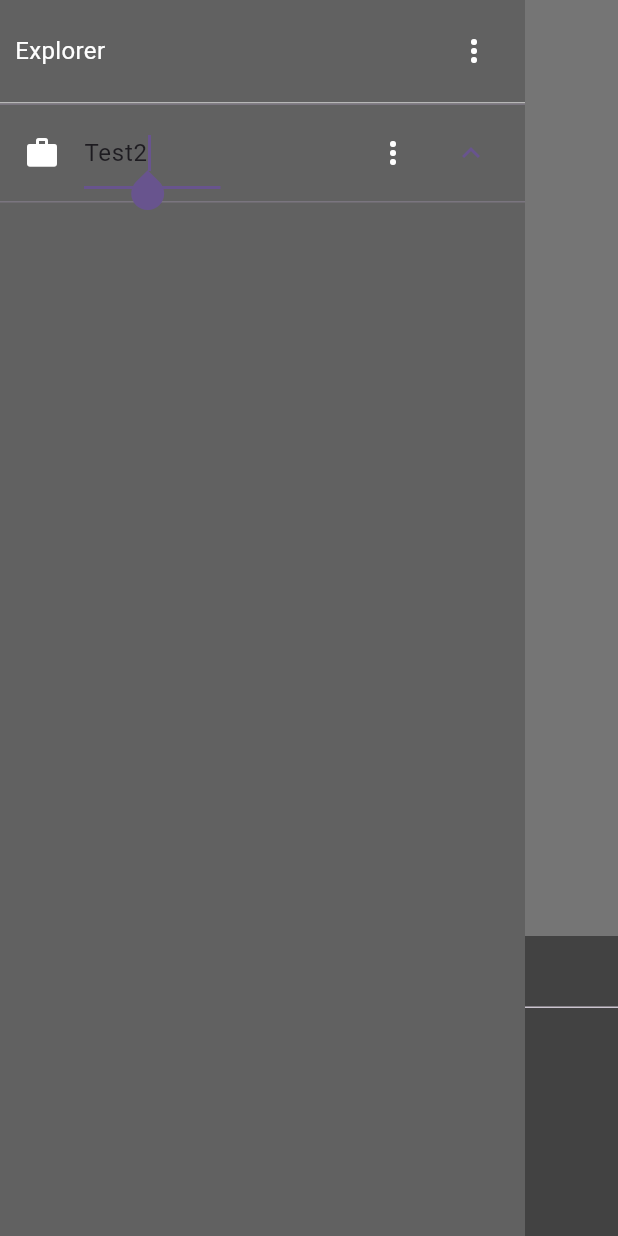
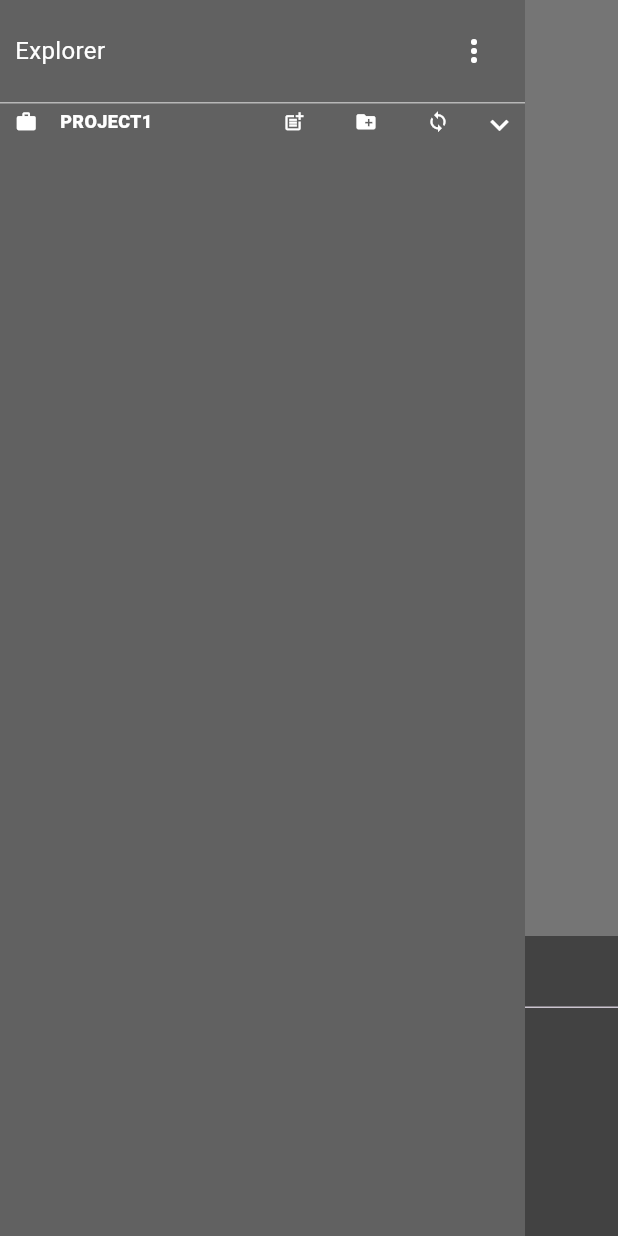
Before and after one commit to kevinramage/knownledga, a Flutter app: the screen it shows after launch, on a phone screen of 412 x 824 dp. Run offline on Flutter 3.47's test engine with Material 3 defaults, Android fonts, the phone set to English and light mode, and no system bars.

Commit message:
feat: refactoring of element model

```diff
--- /dev/null
+++ b/devtools_options.yaml
@@ -0,0 +1,3 @@
+description: This file stores settings for Dart & Flutter DevTools.
+documentation: https://docs.flutter.dev/tools/devtools/extensions#configure-extension-enablement-states
+extensions:
--- a/lib/main.dart
+++ b/lib/main.dart
@@ -18,6 +18,7 @@ class MyApp extends StatelessWidget {
       theme: ThemeData(
         colorScheme: ColorScheme.fromSeed(seedColor: Colors.deepPurple),
         useMaterial3: true,
+        textSelectionTheme: const TextSelectionThemeData(selectionColor: Colors.lightBlue)
       ),
       home: Scaffold(
         body: ApplicationScreen(viewModel: ApplicationViewModel(api: Api()))
--- a/lib/ui/application/view_models/application_viewmodel.dart
+++ b/lib/ui/application/view_models/application_viewmodel.dart
@@ -1,5 +1,3 @@
-import 'dart:math';
-
 import 'package:flutter/material.dart';
 import 'package:knownledga/data/services/api.dart';
 
--- a/lib/ui/application/widgets/application_screen.dart
+++ b/lib/ui/application/widgets/application_screen.dart
@@ -1,7 +1,7 @@
 import 'package:flutter/material.dart';
 import 'package:knownledga/ui/application/view_models/application_viewmodel.dart';
 import 'package:knownledga/ui/content/widgets/content_screen.dart';
-import 'package:knownledga/ui/explorer/view_models/explorer_modelView.dart';
+import 'package:knownledga/ui/explorer/view_models/explorer_viewmodel.dart';
 import 'package:knownledga/ui/explorer/widgets/explorer_screen.dart';
 
 class ApplicationScreen extends StatelessWidget {
@@ -14,7 +14,7 @@ class ApplicationScreen extends StatelessWidget {
   Widget build(BuildContext context) {
     return ListenableBuilder(listenable: _viewModel, builder: (context, child) {
       return Row(children: [
-        ExplorerScreen(explorer: ExplorerModelView(application: _viewModel)),
+        ExplorerScreen(explorer: ExplorerViewModel(application: _viewModel)),
         ContentScreen(api: _viewModel.api)
       ]);
     });
--- /dev/null
+++ b/lib/ui/core/widgets/expansion_element.dart
@@ -0,0 +1,98 @@
+import 'package:flutter/material.dart';
+
+class ExpansionElement extends StatefulWidget {
+
+  final Widget _title;
+  final Icon? _leading;
+  final List<Widget>? _commands;
+  final List<Widget>? _children;
+  final bool? _expanded;
+  final bool? _isExpandable;
+
+  const ExpansionElement({
+    super.key,
+    required Widget title,
+    Icon? leading,
+    List<Widget>? children,
+    List<Widget>? commands,
+    bool? expanded,
+    bool? isExpandable
+  }) : _title = title,
+      _leading = leading,
+      _children = children,
+      _commands = commands,
+      _expanded = expanded,
+      _isExpandable = isExpandable;
+
+  @override
+  State<StatefulWidget> createState() {
+    return _ExpansionElement();
+  }
+}
+
+class _ExpansionElement extends State<ExpansionElement> {
+
+  bool expanded = false;
+
+  @override
+  void initState() {
+    if (widget._expanded != null) {
+      setState(() { expanded = widget._expanded as bool; });
+    }
+    super.initState();
+  }
+
+  @override
+  Widget build(BuildContext context) {
+    return GestureDetector(
+      child: _buildExpansionContent(),
+      onTap: () {
+        setState(() { expanded = !expanded; });
+      },
+    );
+  }
+
+  Widget _buildExpansionContent() {
+    List<Widget> widgets = [ SizedBox(
+      height: 22,
+      child: Padding(
+        padding: const EdgeInsets.only(top: 2, left: 10),
+        child: _buildExpansionTitle(),
+      )
+    )];
+    if (expanded) {
+      if (widget._children != null) {
+        widgets.addAll(widget._children as List<Widget>);
+      } else {
+        widgets.add(const SizedBox(height: 20));
+      }
+      widgets.add(const Divider());
+    }
+    return Column(children: widgets);
+  }
+
+  Widget _buildExpansionTitle() {
+    List<Widget> widgets = [];
+    if (widget._leading != null) {
+      widgets.add(Padding(padding: const EdgeInsets.only(right: 15), child: widget._leading));
+    }
+    widgets.add(widget._title);
+    widgets.add(const Expanded(child: Text("")));
+    if (widget._commands != null) {
+      widgets.addAll(widget._commands as List<Widget>);
+    }
+    if (widget._isExpandable == null || widget._isExpandable == true) {
+      widgets.add(Padding(padding: const EdgeInsets.only(left: 5, right: 5), child: _buildExpansionIcon()));
+    }
+
+    return Row(children: widgets);
+  }
+
+  Widget _buildExpansionIcon() {
+    if (expanded) {
+      return const Icon(Icons.expand_less, color: Colors.white);
+    } else {
+      return const Icon(Icons.expand_more, color: Colors.white);
+    }
+  }
+}
--- a/lib/ui/dialog/view_models/create_project_viewmodel.dart
+++ b/lib/ui/dialog/view_models/create_project_viewmodel.dart
@@ -1,22 +1,28 @@
 import 'package:flutter/material.dart';
 import 'package:knownledga/data/repositories/explorer/project.dart';
 import 'package:knownledga/ui/application/view_models/application_viewmodel.dart';
+import 'package:knownledga/ui/explorer/view_models/project_viewmodel.dart';
 
 class CreateProjectViewModel extends ChangeNotifier {
   final ApplicationViewModel _applicationViewModel;
 
-  String _projectName = "Project 1";
+  String _projectName = "Project1";
   String _projectLocation = "";
   ProjectType _projectType = ProjectType.localProject;
   String _applicationHome = "";
   String _gitUrl = "";
   String _gitUsername = "";
   String _gitPassword = "";
-  bool _isValidProjectName = false;
+  bool _isValidProjectName = true;
   bool _isValidProjectLocation = false;
 
   CreateProjectViewModel({required ApplicationViewModel application}) : _applicationViewModel = application {
     applicationHome = application.homeDirectory;
+  }
+
+  ProjectViewModel toProjectViewModel(ApplicationViewModel applicationViewModel) {
+    final Project project = Project(name: projectName);
+    return ProjectViewModel(applicationViewModel: applicationViewModel, project: project);
   }
 
   String get projectName {
--- /dev/null
+++ b/lib/ui/explorer/view_models/element_viewmodel.dart
@@ -0,0 +1,42 @@
+import 'package:flutter/material.dart';
+import 'package:knownledga/data/repositories/explorer/project_element.dart';
+import 'package:knownledga/ui/explorer/view_models/project_viewmodel.dart';
+
+class ElementViewModel with ChangeNotifier {
+  final ProjectViewModel _projectViewModel;
+  final ProjectElement _element;
+  bool isBuilt = false;
+  bool _isRenaming = false;
+
+  ElementViewModel({required ProjectViewModel projectViewModel, required ProjectElement element}) :
+    _projectViewModel = projectViewModel,
+    _element = element;
+
+  Future<void> renameElement(String newName) async {
+    await Future.delayed(const Duration(seconds: 1));
+    _element.name = newName;
+    _isRenaming = false;
+    notifyListeners();
+  }
+
+  cancelRenaming() {
+    _isRenaming = false;
+    notifyListeners();
+  }
+
+  ProjectViewModel get projectViewModel {
+    return _projectViewModel;
+  }
+
+  String get elementName {
+    return _element.name;
+  }
+
+  bool get isRenaming {
+    return _isRenaming;
+  }
+  set isRenaming(bool value) {
+    _isRenaming = value;
+    notifyListeners();
+  }
+}
--- a/lib/ui/explorer/view_models/explorer_modelview.dart
+++ /dev/null
@@ -1,29 +0,0 @@
-import 'package:flutter/material.dart';
-import 'package:knownledga/data/repositories/explorer/project.dart';
-import 'package:knownledga/data/services/api.dart';
-import 'package:knownledga/ui/application/view_models/application_viewmodel.dart';
-
-class ExplorerModelView with ChangeNotifier {
-  final ApplicationViewModel _application;
-  final List<Project> _projects = [];
-
-  ExplorerModelView({required ApplicationViewModel application}) : _application = application;
-
-  void addProject(Project project) {
-    if (project.name != "") {
-      _projects.add(project);
-      notifyListeners();
-    }
-  }
-
-
-  Api get api {
-    return _application.api;
-  }
-  ApplicationViewModel get applicationViewModel {
-    return _application;
-  }
-  List<Project> get projects {
-    return _projects;
-  }
-}
--- /dev/null
+++ b/lib/ui/explorer/view_models/explorer_viewmodel.dart
@@ -0,0 +1,45 @@
+import 'package:flutter/material.dart';
+import 'package:knownledga/data/repositories/explorer/project.dart';
+import 'package:knownledga/data/repositories/explorer/project_element.dart';
+import 'package:knownledga/data/services/api.dart';
+import 'package:knownledga/ui/application/view_models/application_viewmodel.dart';
+import 'package:knownledga/ui/explorer/view_models/element_viewmodel.dart';
+import 'package:knownledga/ui/explorer/view_models/project_viewmodel.dart';
+
+class ExplorerViewModel with ChangeNotifier {
+  final ApplicationViewModel _application;
+  List<ProjectViewModel> _projects = [];
+
+  ExplorerViewModel({required ApplicationViewModel application}) : _application = application;
+
+  void addProject(ProjectViewModel projectViewModel) {
+    if (projectViewModel.project.name != "") {
+      _projects.add(projectViewModel);
+      notifyListeners();
+    }
+  }
+
+  void loadProjects() async {
+    await Future.delayed(const Duration(seconds: 2));
+    Project project = Project(name: "Project1");
+    ProjectViewModel projectViewModel = ProjectViewModel(applicationViewModel: _application, project: project);
+    ProjectElement elt1 = ProjectElement(type: ProjectElement.typeFile, name: "Element1.md", project: project);
+    ProjectElement elt2 = ProjectElement(type: ProjectElement.typeFile, name: "Element2.md", project: project);
+    ElementViewModel elt1ViewModel = ElementViewModel(projectViewModel: projectViewModel, element: elt1);
+    ElementViewModel elt2ViewModel = ElementViewModel(projectViewModel: projectViewModel, element: elt2);
+    projectViewModel.addElement(elt1ViewModel);
+    projectViewModel.addElement(elt2ViewModel);
+    _projects = [ projectViewModel ];
+    notifyListeners();
+  }
+
+  Api get api {
+    return _application.api;
+  }
+  ApplicationViewModel get applicationViewModel {
+    return _application;
+  }
+  List<ProjectViewModel> get projects {
+    return _projects;
+  }
+}
--- /dev/null
+++ b/lib/ui/explorer/view_models/project_viewmodel.dart
@@ -0,0 +1,68 @@
+import 'package:flutter/material.dart';
+import 'package:knownledga/data/repositories/explorer/project.dart';
+import 'package:knownledga/data/repositories/explorer/project_element.dart';
+import 'package:knownledga/data/services/api.dart';
+import 'package:knownledga/ui/application/view_models/application_viewmodel.dart';
+import 'package:knownledga/ui/explorer/view_models/element_viewmodel.dart';
+
+class ProjectViewModel with ChangeNotifier {
+  final ApplicationViewModel _applicationViewModel;
+  final Project _project;
+  bool _projectExpanded = false;
+  List<ElementViewModel> _projectElements = [];
+  ElementViewModel? _buildingElement;
+
+
+  ProjectViewModel({ required ApplicationViewModel applicationViewModel, required Project project}) :
+    _applicationViewModel = applicationViewModel,
+    _project = project;
+
+  addBuildingElement() {
+    //final element = ProjectElement(type: ProjectElement.typeFile, name: "Element1", project: _project);
+    //_buildingElement = ElementViewModel(projectViewModel: this, element: element);
+    //_buildingElement!.isBuilt = true;
+    final element = ProjectElement(type: ProjectElement.typeFile, name: "Element1.md", project: _project);
+    final elementViewModel = ElementViewModel(projectViewModel: this, element: element);
+    _projectElements.add(elementViewModel);
+    _projectExpanded = true;
+    notifyListeners();
+  }
+  Future<void> addElement(ElementViewModel element) async {
+    await Future.delayed(const Duration(seconds: 1));
+    _projectElements.add(element);
+    _projectExpanded = true;
+    notifyListeners();
+  }
+  Future<void> deleteElement(ElementViewModel element) async {
+    await Future.delayed(const Duration(seconds: 1));
+    _projectElements = _projectElements.where((e) => e != element).toList();
+    notifyListeners();
+  }
+  void addDirectory(ElementViewModel element) {
+    _projectElements.add(element);
+  }
+
+  Project get project {
+    return _project;
+  }
+
+  Api get api {
+    return _applicationViewModel.api;
+  }
+
+  List<ElementViewModel> get elements {
+    return _projectElements;
+  }
+
+  ElementViewModel? get builtElement {
+    return _buildingElement;
+  }
+
+  bool get projectExpanded {
+    return _projectExpanded;
+  }
+  set projectExpanded(bool value) {
+    _projectExpanded = value;
+    notifyListeners();
+  }
+}
--- a/lib/ui/explorer/widgets/explorer_screen.dart
+++ b/lib/ui/explorer/widgets/explorer_screen.dart
@@ -1,14 +1,13 @@
 import 'package:flutter/material.dart';
-import 'package:knownledga/data/repositories/explorer/project.dart';
 import 'package:knownledga/ui/dialog/widgets/create_project_screen.dart';
-import 'package:knownledga/ui/explorer/view_models/explorer_modelView.dart';
+import 'package:knownledga/ui/explorer/view_models/explorer_viewmodel.dart';
 import 'package:knownledga/ui/explorer/widgets/project_screen.dart';
 
 class ExplorerScreen extends StatefulWidget {
 
-  final ExplorerModelView _modelView;
+  final ExplorerViewModel _modelView;
 
-  const ExplorerScreen({super.key, required ExplorerModelView explorer}) : _modelView = explorer;
+  const ExplorerScreen({super.key, required ExplorerViewModel explorer}) : _modelView = explorer;
 
   @override
   State<StatefulWidget> createState() {
@@ -21,18 +20,7 @@ class _ExplorerScreen extends State<ExplorerScreen> {
   @override
   void initState() {
     super.initState();
-    final pj = Project(name: "Test2");
-    widget._modelView.addProject(pj);
-    //widget._explorerModelView.getApi();
-    //widget._explorerModelView.getApi().project.registerGetProjects(() { return _model.projects; });
-    //widget.api.project.registerSetProjects((pjs) { setState(() { _model.projects = pjs; }); });
-
-    // Load project
-    /*
-    widget.api.project.loadProjects().then((pjs) {
-      setState(() { _model.projects = pjs; });
-    });
-    */
+    widget._modelView.loadProjects();
   }
 
   @override
@@ -57,8 +45,7 @@ class _ExplorerScreen extends State<ExplorerScreen> {
           PopupMenuItem(child: const Text("Create new project"), onTap: () async {
             final applicationViewModel = widget._modelView.applicationViewModel;
             final projectViewModel = await DialogCreateProjectScreen().show(context, applicationViewModel);
-            final project = Project(name: projectViewModel.projectName);
-            widget._modelView.addProject(project);
+            widget._modelView.addProject(projectViewModel);
           })
       ];
     });
@@ -66,7 +53,7 @@ class _ExplorerScreen extends State<ExplorerScreen> {
 
   Widget _buildProjects() {
     return Expanded(child: ListView(children: widget._modelView.projects.map((p) {
-      return ProjectExplorerScreen(api: widget._modelView.api, project: p);
+      return ProjectExplorerScreen(projectViewModel: p);
     }).toList()));
   }
 }
--- a/lib/ui/explorer/widgets/project_screen.dart
+++ b/lib/ui/explorer/widgets/project_screen.dart
@@ -1,13 +1,15 @@
 import 'package:flutter/material.dart';
 import 'package:knownledga/data/repositories/explorer/project.dart';
+import 'package:knownledga/ui/core/widgets/expansion_element.dart';
+import 'package:knownledga/ui/explorer/view_models/element_viewmodel.dart';
+import 'package:knownledga/ui/explorer/view_models/project_viewmodel.dart';
 import 'package:knownledga/ui/explorer/widgets/element_screen.dart';
-import 'package:knownledga/data/services/api.dart';
 
 class ProjectExplorerScreen extends StatefulWidget {
-  final Project project;
-  final Api api;
+  final ProjectViewModel _modelView;
 
-  const ProjectExplorerScreen({super.key, required this.api, required this.project});
+  const ProjectExplorerScreen({super.key, required ProjectViewModel projectViewModel}):
+    _modelView = projectViewModel;
 
   @override
   State<StatefulWidget> createState() {
@@ -17,48 +19,74 @@ class ProjectExplorerScreen extends StatefulWidget {
 
 class _ProjectExplorerScreen extends State<ProjectExplorerScreen> {
 
-  String renameProjectName = "";
-
   @override
-  void initState() {
-    renameProjectName = widget.project.name;
-    super.initState();
+  Widget build(BuildContext context) {
+    return ListenableBuilder(listenable: widget._modelView, builder: (context, builder) {
+      return ExpansionElement(
+        leading: _buildProjectType(),
+        title: _buildProjectName(),
+        expanded: widget._modelView.projectExpanded,
+        commands: [
+          _buildAddElementBtn(),
+          _buildAddFolderBtn(),
+          _buildSyncBtn()
+        ],
+        children: [
+          Padding(padding: const EdgeInsets.only(top: 10, left: 20), child: Column(children: _buildChildren()))
+        ],
+      );
+    });
   }
 
-  @override
-  Widget build(BuildContext context) {
-    Widget eltWidget = Text(widget.project.name, style: const TextStyle(color: Colors.white, decoration: TextDecoration.none));
-    if (widget.project.isCreating) {
-      eltWidget = Expanded(child: TextField(autofocus: true, controller: TextEditingController(text: renameProjectName)));
+  Widget _buildProjectName() {
+    return Text(widget._modelView.project.name.toUpperCase(), style: const TextStyle(
+      color: Colors.white,
+      fontWeight: FontWeight.w800,
+      fontSize: 12,
+      decoration: TextDecoration.none
+    ));
+  }
+
+  Icon _buildProjectType() {
+    if (widget._modelView.project.type == ProjectType.gitProject) {
+      return const Icon(Icons.explore, size: 15, color: Colors.white);
+    } else {
+      return const Icon(Icons.work, size: 15, color: Colors.white);
     }
-    return ExpansionTile(
-      leading: const Icon(Icons.work, color: Colors.white),
-      initiallyExpanded: true,
-      title: Row(children: [
-        eltWidget,
-        const Expanded(child: Text("")),
-        PopupMenuButton(iconColor: Colors.white, itemBuilder: (BuildContext context) {
-          return <PopupMenuEntry>[
-            const PopupMenuItem(enabled: false, child: Text("Rename project")),
-            const PopupMenuItem(enabled: false, child: Text("Configure project")),
-            PopupMenuItem(child: const Text("Delete project"), onTap:(){
-              widget.api.project.deleteProject(widget.project.name);
-            }),
-            const PopupMenuDivider(),
-            PopupMenuItem(child: const Text("Create folder"), onTap: () {
-              final folderName = widget.api.project.getValidFolderName(widget.project);
-              widget.api.project.createFolder(widget.project, folderName);
-            }),
-            PopupMenuItem(child: const Text("Create file"), onTap: () {
-              final eltName = widget.api.project.getValidElementName(widget.project);
-              widget.api.project.createFile(widget.project, eltName);
-            }),
+  }
 
-          ];
-        })
-      ]),
-      collapsedIconColor: Colors.white,
-      children: widget.project.elements.map((e) { return ElementExplorerScreen(api: widget.api, project: widget.project, element: e); }).toList(),
+  Widget _buildAddElementBtn() {
+    return IconButton(
+      onPressed: () {
+        widget._modelView.addBuildingElement();
+      },
+      padding: const EdgeInsets.all(0),
+      icon: const Icon(Icons.post_add, size: 15, color: Colors.white)
     );
   }
+
+  Widget _buildAddFolderBtn() {
+    return IconButton(
+      onPressed: () {},
+      padding: const EdgeInsets.all(0),
+      icon: const Icon(Icons.create_new_folder, size: 15, color: Colors.white)
+    );
+  }
+
+  Widget _buildSyncBtn() {
+    return IconButton(
+      onPressed: () {},
+      padding: const EdgeInsets.all(0),
+      icon: const Icon(Icons.sync, size: 15, color: Colors.white)
+    );
+  }
+
+  List<Widget> _buildChildren() {
+    List<Widget> widgets = [];
+    if (widget._modelView.builtElement != null) {
+      widgets.add(ElementExplorerScreen(elementViewModel: widget._modelView.builtElement as ElementViewModel));
+    }
+    widgets.addAll(widget._modelView.elements.map((e) => ElementExplorerScreen(elementViewModel: e) ));
+    return widgets;
+  }
 }
```
Also changed, not shown: lib/ui/dialog/widgets/create_project_screen.dart (+4 -3 lines), lib/ui/explorer/widgets/element_screen.dart (+71 -103 lines).
